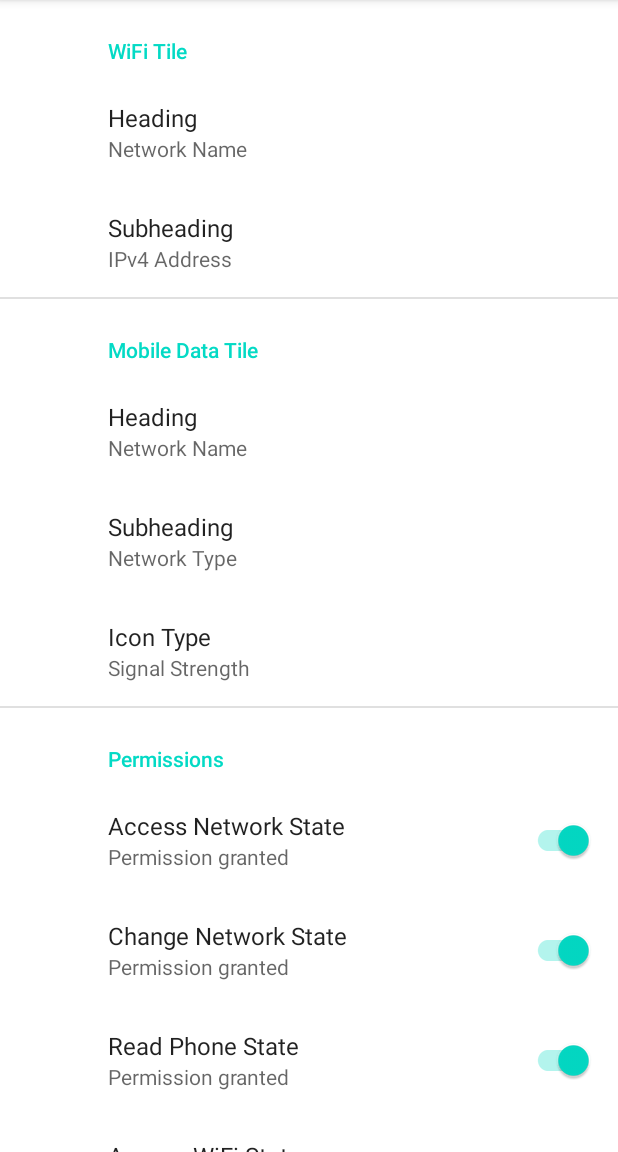
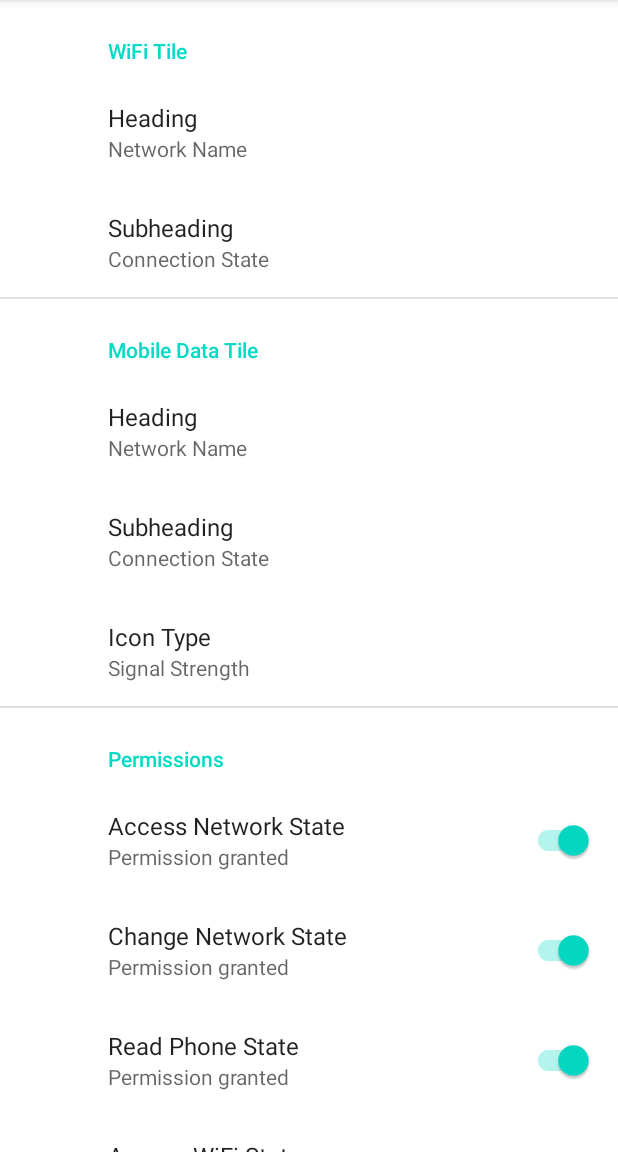
Before and after one commit to a-n-t-i-b-a-r-y-o-n/Cytokinesis, an Android app: the screen it shows after launch (MainActivity), on a phone screen of 412 x 824 dp, the part 84-1236 px from its top. Run offline under Robolectric (Android 15) with nearby library versions, the phone set to English and light mode, and no system bars; our stand-ins replace androidx.preference, navigation-ui.

Commit message:
Default to new, simple 'connection state' tile subheading

```diff
--- a/app/src/main/java/com/hexagonal/cytokinesis/DataTileService.kt
+++ b/app/src/main/java/com/hexagonal/cytokinesis/DataTileService.kt
@@ -131,7 +131,7 @@ class DataTileService : TileService() {
                         // Set tile subheading
                         launch {
                             val preference = PreferenceManager.getDefaultSharedPreferences(applicationContext)
-                                .getString("data_subheading", "network_type") ?: "network_type"
+                                .getString("data_subheading", "network_type") ?: "state"
                             qsTile.subtitle = getDataHeading(applicationContext, preference)
                         }
                         // Set tile icon drawable
@@ -250,6 +250,7 @@ class DataTileService : TileService() {
                 }
                 "speed_mbps" -> "${capabilities.linkUpstreamBandwidthKbps / 1000} Mbps / ${capabilities.linkDownstreamBandwidthKbps / 1000} Mbps"
                 "speed_kbps" -> "${capabilities.linkUpstreamBandwidthKbps} Kbps / ${capabilities.linkDownstreamBandwidthKbps} Kbps"
+                "interface_name" -> properties.interfaceName ?: getString(R.string.error_unknown_interface)
                 "state" -> {
                     when (networkMetadata.state) {
                         DataNetworkStates.CONNECTED -> getString(R.string.state_connected)
@@ -258,7 +259,6 @@ class DataTileService : TileService() {
                         DataNetworkStates.UNAVAILABLE -> getString(R.string.state_unavailable)
                     }
                 }
-                "interface_name" -> properties.interfaceName ?: getString(R.string.error_unknown_interface)
                 else -> getString(R.string.error_not_set)
             }
         }
--- a/app/src/main/res/values/arrays.xml
+++ b/app/src/main/res/values/arrays.xml
@@ -9,6 +9,7 @@
         <item>RSSI</item>
         <item>Signal Strength</item>
         <item>Interface Name</item>
+        <item>Connection State</item>
     </string-array>
     <string-array name="wifi_heading_values">
         <item>network_name</item>
@@ -19,6 +20,7 @@
         <item>rssi</item>
         <item>strength</item>
         <item>interface_name</item>
+        <item>state</item>
     </string-array>
 
     <!-- Mobile Data Tile Icon types -->
@@ -41,6 +43,7 @@
         <item>Link Speed (Mbps)</item>
         <item>Link Speed (Kbps)</item>
         <item>Interface Name</item>
+        <item>Connection State</item>
     </string-array>
     <string-array name="data_heading_values">
         <item>network_name</item>
@@ -50,5 +53,6 @@
         <item>speed_mbps</item>
         <item>speed_kbps</item>
         <item>interface_name</item>
+        <item>state</item>
     </string-array>
 </resources>
--- a/app/src/main/res/xml/root_preferences.xml
+++ b/app/src/main/res/xml/root_preferences.xml
@@ -11,7 +11,7 @@
             app:useSimpleSummaryProvider="true" />
         <ListPreference
             app:key="wifi_subheading"
-            app:defaultValue="ipv4"
+            app:defaultValue="state"
             app:entries="@array/wifi_heading_entries"
             app:entryValues="@array/wifi_heading_values"
             app:title="@string/subheading_label"
@@ -28,7 +28,7 @@
             app:useSimpleSummaryProvider="true" />
         <ListPreference
             app:key="data_subheading"
-            app:defaultValue="network_type"
+            app:defaultValue="state"
             app:entries="@array/data_heading_entries"
             app:entryValues="@array/data_heading_values"
             app:title="@string/subheading_label"
```
Also changed, not shown: app/src/main/java/com/hexagonal/cytokinesis/WifiTileService.kt (+4 -4 lines).
